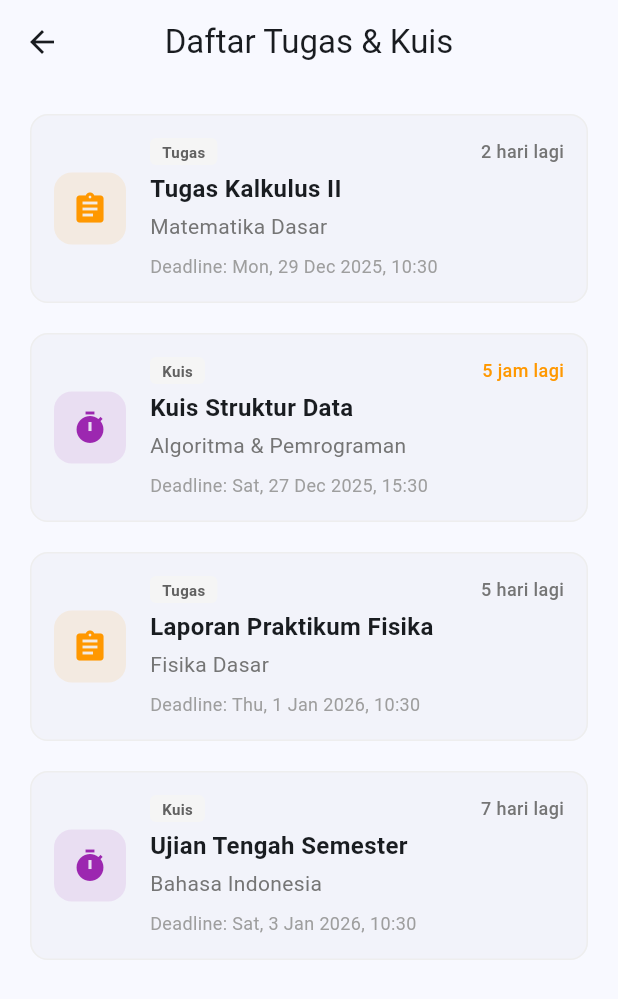
After one commit to NurAzizah1109/lms-flutter-ui, a Flutter app: the AssignmentsView screen opened by its route, on a phone screen of 412 x 824 dp. The commit adds this screen. Shown: the top 999 px of the screen. Run offline on Flutter 3.47's test engine with Material 3 defaults, Android fonts, the phone set to English and light mode, and no system bars.

Commit message:
halaman detail

```diff
--- a/lib/main.dart
+++ b/lib/main.dart
@@ -6,6 +6,7 @@ import 'views/splash_view.dart';
 import 'views/class_detail_view.dart';
 import 'views/announcement_detail_view.dart';
 import 'views/material_detail_view.dart';
+import 'views/assignments_view.dart';
 
 void main() {
   runApp(const LMSApp());
@@ -29,6 +30,7 @@ class LMSApp extends StatelessWidget {
         '/class-detail': (context) => const ClassDetailView(),
         '/announcement-detail': (context) => const AnnouncementDetailView(),
         '/material-detail': (context) => const MaterialDetailView(),
+        '/assignments': (context) => const AssignmentsView(),
       },
     );
   }
--- /dev/null
+++ b/lib/models/assignment_model.dart
@@ -0,0 +1,22 @@
+enum AssignmentType {
+  tugas,
+  kuis,
+}
+
+class AssignmentModel {
+  final String id;
+  final String title;
+  final AssignmentType type;
+  final DateTime deadline;
+  final String courseName;
+  final bool isCompleted;
+
+  AssignmentModel({
+    required this.id,
+    required this.title,
+    required this.type,
+    required this.deadline,
+    required this.courseName,
+    this.isCompleted = false,
+  });
+}
--- /dev/null
+++ b/lib/views/assignments_view.dart
@@ -0,0 +1,174 @@
+import 'package:flutter/material.dart';
+import 'package:intl/intl.dart';
+import '../models/assignment_model.dart';
+
+class AssignmentsView extends StatelessWidget {
+  const AssignmentsView({super.key});
+
+  @override
+  Widget build(BuildContext context) {
+    // Dummy Data
+    final List<AssignmentModel> assignments = [
+      AssignmentModel(
+        id: '1',
+        title: 'Tugas Kalkulus II',
+        type: AssignmentType.tugas,
+        deadline: DateTime.now().add(const Duration(days: 2)),
+        courseName: 'Matematika Dasar',
+      ),
+      AssignmentModel(
+        id: '2',
+        title: 'Kuis Struktur Data',
+        type: AssignmentType.kuis,
+        deadline: DateTime.now().add(const Duration(hours: 5)),
+        courseName: 'Algoritma & Pemrograman',
+      ),
+      AssignmentModel(
+        id: '3',
+        title: 'Laporan Praktikum Fisika',
+        type: AssignmentType.tugas,
+        deadline: DateTime.now().add(const Duration(days: 5)),
+        courseName: 'Fisika Dasar',
+      ),
+      AssignmentModel(
+        id: '4',
+        title: 'Ujian Tengah Semester',
+        type: AssignmentType.kuis,
+        deadline: DateTime.now().add(const Duration(days: 7)),
+        courseName: 'Bahasa Indonesia',
+      ),
+    ];
+
+    return Scaffold(
+      appBar: AppBar(
+        title: const Text('Daftar Tugas & Kuis'),
+      ),
+      body: ListView.separated(
+        padding: const EdgeInsets.all(16),
+        itemCount: assignments.length,
+        separatorBuilder: (context, index) => const SizedBox(height: 12),
+        itemBuilder: (context, index) {
+          final item = assignments[index];
+          return _buildAssignmentCard(item);
+        },
+      ),
+    );
+  }
+
+  Widget _buildAssignmentCard(AssignmentModel item) {
+    // Calculate days remaining
+    final daysLeft = item.deadline.difference(DateTime.now()).inDays;
+    final hoursLeft = item.deadline.difference(DateTime.now()).inHours;
+
+    String timeRemaining;
+    Color timeColor;
+
+    if (daysLeft > 0) {
+      timeRemaining = '$daysLeft hari lagi';
+      timeColor = Colors.grey.shade600;
+    } else if (hoursLeft > 0) {
+      timeRemaining = '$hoursLeft jam lagi';
+      timeColor = Colors.orange;
+    } else {
+      timeRemaining = 'Terlambat';
+      timeColor = Colors.red;
+    }
+
+    IconData icon;
+    Color iconColor;
+    String typeLabel;
+
+    if (item.type == AssignmentType.tugas) {
+      icon = Icons.assignment;
+      iconColor = Colors.orange;
+      typeLabel = 'Tugas';
+    } else {
+      icon = Icons.timer;
+      iconColor = Colors.purple;
+      typeLabel = 'Kuis';
+    }
+
+    return Card(
+      elevation: 0,
+       shape: RoundedRectangleBorder(
+        side: BorderSide(color: Colors.grey.shade200),
+        borderRadius: BorderRadius.circular(12),
+      ),
+      child: Padding(
+        padding: const EdgeInsets.all(16.0),
+        child: Row(
+          children: [
+            Container(
+              padding: const EdgeInsets.all(12),
+              decoration: BoxDecoration(
+                color: iconColor.withOpacity(0.1),
+                borderRadius: BorderRadius.circular(12),
+              ),
+              child: Icon(icon, color: iconColor),
+            ),
+            const SizedBox(width: 16),
+            Expanded(
+              child: Column(
+                crossAxisAlignment: CrossAxisAlignment.start,
+                children: [
+                  Row(
+                    children: [
+                      Container(
+                        padding: const EdgeInsets.symmetric(horizontal: 8, vertical: 2),
+                        decoration: BoxDecoration(
+                          color: Colors.grey.shade100,
+                          borderRadius: BorderRadius.circular(4),
+                        ),
+                        child: Text(
+                          typeLabel,
+                          style: TextStyle(
+                            fontSize: 10,
+                            color: Colors.grey.shade700,
+                            fontWeight: FontWeight.bold,
+                          ),
+                        ),
+                      ),
+                      const Spacer(),
+                      Text(
+                        timeRemaining,
+                        style: TextStyle(
+                          fontSize: 12,
+                          color: timeColor,
+                          fontWeight: FontWeight.w500,
+                        ),
+                      ),
+                    ],
+                  ),
+                  const SizedBox(height: 4),
+                  Text(
+                    item.title,
+                    style: const TextStyle(
+                      fontSize: 16,
+                      fontWeight: FontWeight.bold,
+                    ),
+                  ),
+                  const SizedBox(height: 4),
+                  Text(
+                    item.courseName,
+                    style: TextStyle(
+                      fontSize: 14,
+                      color: Colors.grey.shade600,
+                    ),
+                  ),
+                  const SizedBox(height: 8),
+                  Text(
+                    'Deadline: ${DateFormat('EEE, d MMM y, HH:mm').format(item.deadline)}',
+                    style: TextStyle(
+                      fontSize: 12,
+                      color: Colors.grey.shade500,
+                    ),
+                  ),
+                ],
+              ),
+            ),
+          ],
+        ),
+      ),
+    );
+  }
+}
--- a/lib/views/home_view.dart
+++ b/lib/views/home_view.dart
@@ -17,7 +17,7 @@ class HomeView extends StatelessWidget {
               const SizedBox(height: 24),
 
               // 2. Shortcuts Section
-              _buildShortcuts(),
+              _buildShortcuts(context),
               const SizedBox(height: 24),
 
               // 3. Course Summary Section
@@ -70,20 +70,28 @@ class HomeView extends StatelessWidget {
     );
   }
 
-  Widget _buildShortcuts() {
+  Widget _buildShortcuts(BuildContext context) {
     return Row(
       mainAxisAlignment: MainAxisAlignment.spaceAround,
       children: [
-        _buildShortcutItem(Icons.book, 'Classes', Colors.orange),
-        _buildShortcutItem(Icons.assignment, 'Tasks', Colors.green),
-        _buildShortcutItem(Icons.notifications, 'Notice', Colors.red),
-        _buildShortcutItem(Icons.calendar_today, 'Schedule', Colors.purple),
+        _buildShortcutItem(Icons.book, 'Classes', Colors.orange, () {
+           // Basic navigation logic could be added here if needed, but Classes is in bottom nav usually
+        }),
+        _buildShortcutItem(Icons.assignment, 'Tasks', Colors.green, () {
+           Navigator.pushNamed(context, '/assignments');
+        }),
+        _buildShortcutItem(Icons.notifications, 'Notice', Colors.red, () {
+           // Notifies usually in bottom nav, but could nav there too
+        }),
+        _buildShortcutItem(Icons.calendar_today, 'Schedule', Colors.purple, () {}),
       ],
     );
   }
 
-  Widget _buildShortcutItem(IconData icon, String label, Color color) {
-    return Column(
+  Widget _buildShortcutItem(IconData icon, String label, Color color, VoidCallback onTap) {
+    return GestureDetector(
+      onTap: onTap,
+      child: Column(
         children: [
           Container(
             padding: const EdgeInsets.all(12),
@@ -99,6 +107,7 @@ class HomeView extends StatelessWidget {
             style: const TextStyle(fontWeight: FontWeight.w500),
           ),
         ],
+      ),
     );
   }
 
```
Lines whose indentation alone changed are shown as unchanged.
